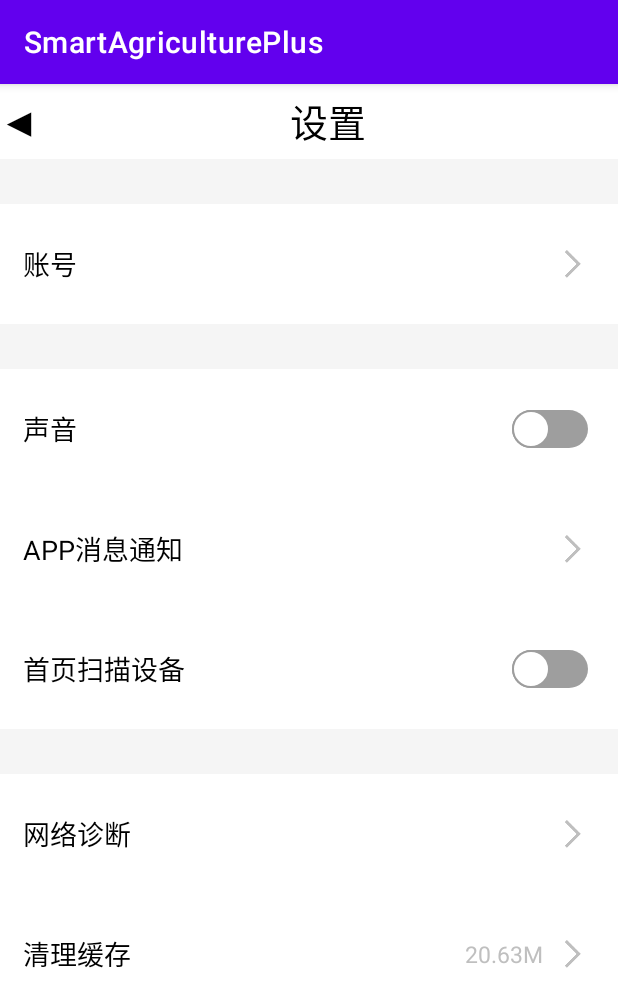
After one commit to LionelWang-wx/SmartAgriculturePlus, an Android app: the fragment SettingFragment shown on its own in the app's theme, on a phone screen of 412 x 824 dp. The commit adds this screen. Shown: the top 1007 px of the screen. Run offline under Robolectric (Android 15) with nearby library versions, the phone set to English and light mode, and no system bars; our stand-ins replace CircleImageView.

Commit message:
设置页面_谭运程

```diff
--- a/app/src/main/java/com/myapp/smartagricultureplus/Activity/OtherActivity.java
+++ b/app/src/main/java/com/myapp/smartagricultureplus/Activity/OtherActivity.java
@@ -1,12 +1,15 @@
 package com.myapp.smartagricultureplus.Activity;
 
 import androidx.appcompat.app.AppCompatActivity;
+import androidx.fragment.app.Fragment;
 import androidx.fragment.app.FragmentManager;
 import androidx.fragment.app.FragmentTransaction;
 
 import android.os.Bundle;
 
 import com.myapp.smartagricultureplus.Fragment.NotificationCenterFragment;
+import com.myapp.smartagricultureplus.OtherFragment.FeedbackFragment;
+import com.myapp.smartagricultureplus.OtherFragment.SettingFragment;
 import com.myapp.smartagricultureplus.R;
 
 public class OtherActivity extends BaseActivity {
@@ -26,11 +29,24 @@ public class OtherActivity extends BaseActivity {
     private void fragmentLoading(String fragmentName) {
      switch (fragmentName){
          case "NotificationCenter":
-             FragmentTransaction transaction=fragmentManager.beginTransaction();
+             FragmentTransaction transaction1=fragmentManager.beginTransaction();
              notificationCenterFragment=new NotificationCenterFragment();
-             transaction.replace(R.id.llt_fragment,notificationCenterFragment);
-             transaction.commit();
+             transaction1.replace(R.id.llt_fragment,notificationCenterFragment);
+             transaction1.commit();
              break;
+         case "feedback":
+             FragmentTransaction transaction2=fragmentManager.beginTransaction();
+             FeedbackFragment feedbackFragment=new FeedbackFragment();
+             transaction2.replace(R.id.llt_fragment,feedbackFragment);
+             transaction2.commit();
+             break;
+         case "setting":
+             FragmentTransaction transaction3=fragmentManager.beginTransaction();
+             SettingFragment settingFragment=new SettingFragment();
+             transaction3.replace(R.id.llt_fragment,settingFragment);
+             transaction3.commit();
+             break;
+
      }
     }
 
--- a/app/src/main/java/com/myapp/smartagricultureplus/Adapter/NavigationAdapter.java
+++ b/app/src/main/java/com/myapp/smartagricultureplus/Adapter/NavigationAdapter.java
@@ -14,7 +14,7 @@ import com.myapp.smartagricultureplus.Activity.MainActivity;
 import com.myapp.smartagricultureplus.R;
 
 public class NavigationAdapter extends RecyclerView.Adapter<com.myapp.smartagricultureplus.Adapter.NavigationAdapter.NavigationViewHolder> {
-int[] icon = new int[]{R.mipmap.cat,R.mipmap.home,R.mipmap.black_people};
+int[] icon = new int[]{R.mipmap.navigation_image1,R.mipmap.navigation_image2,R.mipmap.navigation_image3};
     Context context;
     public NavigationAdapter(Context context) {
         this.context=context;
--- a/app/src/main/java/com/myapp/smartagricultureplus/Fragment/Me_Fragment.java
+++ b/app/src/main/java/com/myapp/smartagricultureplus/Fragment/Me_Fragment.java
@@ -4,6 +4,7 @@ import android.app.AlertDialog;
 import android.content.ContentValues;
 import android.content.Context;
 import android.content.DialogInterface;
+import android.content.Intent;
 import android.content.SharedPreferences;
 import android.database.sqlite.SQLiteDatabase;
 import android.os.Bundle;
@@ -19,6 +20,7 @@ import android.widget.TextView;
 import android.widget.Toast;
 
 import com.google.gson.Gson;
+import com.myapp.smartagricultureplus.Activity.OtherActivity;
 import com.myapp.smartagricultureplus.Object.Weather;
 import com.myapp.smartagricultureplus.R;
 import com.myapp.smartagricultureplus.interfaceJava.RequestDataBackListener;
@@ -34,7 +36,7 @@ import cn.smssdk.gui.RegisterPage;
 import static android.content.Context.MODE_PRIVATE;
 
 public class Me_Fragment extends BaseFragment implements View.OnClickListener {
-    LinearLayout llt_login,ll_feedback;
+    LinearLayout llt_login,ll_feedback,ll_setting;
     TextView tv_backLogin,tv_userId;
     public SharedPreferences sp;
     public SharedPreferences.Editor edit;
@@ -54,6 +56,8 @@ public class Me_Fragment extends BaseFragment implements View.OnClickListener {
     }
 
     private void onClick() {
+        ll_setting.setOnClickListener(this);
+        ll_feedback.setOnClickListener(this);
         llt_login.setOnClickListener(this);
         tv_backLogin.setOnClickListener(this);
     }
@@ -69,6 +73,7 @@ public class Me_Fragment extends BaseFragment implements View.OnClickListener {
     }
 
     private void initView() {
+        ll_setting=getActivity().findViewById(R.id.ll_setting);
         ll_feedback=getActivity().findViewById(R.id.ll_feedback);
          tv_userId=getActivity().findViewById(R.id.tv_userId);
          llt_login=getActivity().findViewById(R.id.llt_login);
@@ -111,7 +116,14 @@ public class Me_Fragment extends BaseFragment implements View.OnClickListener {
                 dialog.show();
                 break;
             case R.id.ll_feedback:
-
+                Intent intent1=new Intent(getActivity(), OtherActivity.class);
+                intent1.putExtra("fragmentName","feedback");
+                getActivity().startActivity(intent1);
+                break;
+            case R.id.ll_setting:
+                Intent intent2=new Intent(getActivity(), OtherActivity.class);
+                intent2.putExtra("fragmentName","setting");
+                getActivity().startActivity(intent2);
                 break;
         }
     }
--- /dev/null
+++ b/app/src/main/java/com/myapp/smartagricultureplus/OtherFragment/FeedbackFragment.java
@@ -0,0 +1,30 @@
+package com.myapp.smartagricultureplus.OtherFragment;
+
+import android.os.Bundle;
+
+import androidx.fragment.app.Fragment;
+
+import android.view.LayoutInflater;
+import android.view.View;
+import android.view.ViewGroup;
+
+import com.myapp.smartagricultureplus.R;
+
+
+public class FeedbackFragment extends Fragment {
+
+
+
+    @Override
+    public void onCreate(Bundle savedInstanceState) {
+        super.onCreate(savedInstanceState);
+
+    }
+
+    @Override
+    public View onCreateView(LayoutInflater inflater, ViewGroup container,
+                             Bundle savedInstanceState) {
+        // Inflate the layout for this fragment
+        return inflater.inflate(R.layout.fragment_feedback, container, false);
+    }
+}
--- /dev/null
+++ b/app/src/main/java/com/myapp/smartagricultureplus/OtherFragment/SettingFragment.java
@@ -0,0 +1,25 @@
+package com.myapp.smartagricultureplus.OtherFragment;
+
+import android.os.Bundle;
+import android.view.LayoutInflater;
+import android.view.View;
+import android.view.ViewGroup;
+
+import androidx.fragment.app.Fragment;
+
+import com.myapp.smartagricultureplus.R;
+
+public class SettingFragment extends Fragment {
+    @Override
+    public void onCreate(Bundle savedInstanceState) {
+        super.onCreate(savedInstanceState);
+
+    }
+
+    @Override
+    public View onCreateView(LayoutInflater inflater, ViewGroup container,
+                             Bundle savedInstanceState) {
+        // Inflate the layout for this fragment
+        return inflater.inflate(R.layout.fragment_setting, container, false);
+    }
+}
--- /dev/null
+++ b/app/src/main/res/drawable/check_thum.xml
@@ -0,0 +1,33 @@
+<?xml version="1.0" encoding="utf-8"?>
+<shape xmlns:android="http://schemas.android.com/apk/res/android">
+    android:shape="rectangle" >
+
+
+
+    <!-- 高度40 -->
+
+    <size android:height="25dp" android:width="25dp"/>
+
+    <!-- 圆角弧度 20 -->
+
+    <corners android:radius="20dp"/>
+
+
+
+    <!-- 变化率 -->
+
+    <gradient
+
+        android:endColor="#ffffff"
+
+        android:startColor="#ffffff" />
+
+
+
+    <stroke android:width="1dp"
+
+        android:color="#33da33"/>
+
+
+
+</shape>
--- /dev/null
+++ b/app/src/main/res/drawable/check_track.xml
@@ -0,0 +1,13 @@
+<?xml version="1.0" encoding="utf-8"?>
+<shape xmlns:android="http://schemas.android.com/apk/res/android">
+    <!-- 高度40 此处设置宽度无效 -->
+    <size android:height="25dp" android:width="120dp"/>
+    <!-- 圆角弧度 20 -->
+    <corners android:radius="25dp"/>
+
+    <!-- 变化率 angle=0 X轴负方向-->
+    <gradient
+        android:endColor="#B0E0E6"
+        android:startColor="#B0E0E6"
+        android:angle="0"/>
+</shape>
--- /dev/null
+++ b/app/src/main/res/drawable/no_check_thum.xml
@@ -0,0 +1,15 @@
+<?xml version="1.0" encoding="utf-8"?>
+<shape xmlns:android="http://schemas.android.com/apk/res/android">
+    android:shape="rectangle" >
+    <!-- 高度40 -->
+    <size android:height="25dp" android:width="25dp"/>
+    <!-- 圆角弧度 20 -->
+    <corners android:radius="20dp"/>
+    <!-- 变化率 -->
+    <gradient
+        android:endColor="#ffffff"
+        android:startColor="#ffffff" />
+    <stroke
+        android:width="1dp"
+        android:color="#9e9e9e"/>
+</shape>
--- /dev/null
+++ b/app/src/main/res/drawable/no_check_track.xml
@@ -0,0 +1,14 @@
+<?xml version="1.0" encoding="utf-8"?>
+<shape xmlns:android="http://schemas.android.com/apk/res/android">
+    android:shape="rectangle" >
+
+    <!-- 高度40 此处设置宽度无效-->
+    <size android:height="25dp" android:width="120dp"/>
+    <!-- 圆角弧度 20 -->
+    <corners android:radius="25dp"/>
+
+    <!-- 变化率 定义从左到右的颜色不变 -->
+    <gradient
+        android:endColor="#9e9e9e"
+        android:startColor="#9e9e9e" />
+</shape>
--- /dev/null
+++ b/app/src/main/res/drawable/switch_thum.xml
@@ -0,0 +1,6 @@
+<?xml version="1.0" encoding="utf-8"?>
+<selector xmlns:android="http://schemas.android.com/apk/res/android">
+    <item android:state_checked="true"
+          android:drawable="@drawable/check_thum" />
+    <item android:drawable="@drawable/no_check_thum" />
+</selector>
--- /dev/null
+++ b/app/src/main/res/drawable/switch_track.xml
@@ -0,0 +1,6 @@
+<?xml version="1.0" encoding="utf-8"?>
+<selector xmlns:android="http://schemas.android.com/apk/res/android">
+    <item android:state_checked="true"
+          android:drawable="@drawable/check_track" />
+    <item android:drawable="@drawable/no_check_track" />
+</selector>
--- a/app/src/main/res/layout/fragment_blank.xml
+++ b/app/src/main/res/layout/fragment_blank.xml
@@ -135,15 +135,12 @@
                 android:textColor="#000"/>
 
 
-                <TextView
-                    android:layout_width="wrap_content"
-                    android:layout_height="match_parent"
-                    android:layout_weight="1"
-                    android:textColor="@color/lightgray"
-                    android:text=">"
-                    android:layout_gravity="center_vertical"
-                    android:gravity="center"
-                    android:textSize="24sp"/>
+                <ImageView
+                    android:layout_marginRight="20dp"
+                    android:layout_width="20dp"
+                    android:layout_height="20dp"
+                    android:layout_gravity="center"
+                    android:src="@mipmap/img_nextpage"/>
 
             </LinearLayout>
         </androidx.cardview.widget.CardView>
--- a/app/src/main/res/layout/fragment_me_.xml
+++ b/app/src/main/res/layout/fragment_me_.xml
@@ -132,7 +132,7 @@
                 android:layout_marginLeft="20dp"
                 android:textSize="18dp"
                 android:textColor="@color/black"
-                android:text="消息中心"
+                android:text="操作记录"
                 android:layout_gravity="center"
                 android:layout_width="wrap_content"
                 android:layout_height="wrap_content"/>
@@ -176,7 +176,7 @@
                 android:layout_marginLeft="20dp"
                 android:textSize="18dp"
                 android:textColor="@color/black"
-                android:text="常见问题与反馈"
+                android:text="关于"
                 android:layout_gravity="center"
                 android:layout_width="wrap_content"
                 android:layout_height="wrap_content"/>
@@ -244,6 +244,7 @@
         android:layout_width="match_parent"
         android:layout_height="70dp">
         <LinearLayout
+            android:id="@+id/ll_setting"
             android:gravity="left"
             android:layout_weight="1"
             android:layout_width="match_parent"
--- /dev/null
+++ b/app/src/main/res/layout/fragment_operationrecord.xml
@@ -0,0 +1,11 @@
+<?xml version="1.0" encoding="utf-8"?>
+<LinearLayout xmlns:android="http://schemas.android.com/apk/res/android"
+    android:layout_width="match_parent"
+    android:layout_height="match_parent">
+    <androidx.recyclerview.widget.RecyclerView
+        android:layout_width="match_parent"
+        android:layout_height="match_parent">
+
+    </androidx.recyclerview.widget.RecyclerView>
+
+</LinearLayout>
--- /dev/null
+++ b/app/src/main/res/layout/fragment_operationrecord_item.xml
@@ -0,0 +1,54 @@
+<?xml version="1.0" encoding="utf-8"?>
+<LinearLayout xmlns:android="http://schemas.android.com/apk/res/android"
+    android:layout_width="match_parent"
+    android:layout_height="match_parent">
+    <LinearLayout
+        android:layout_width="match_parent"
+        android:layout_height="100dp">
+        <LinearLayout
+            android:layout_weight="0.6"
+            android:layout_width="1dp"
+            android:layout_height="match_parent">
+            <ImageView
+                android:background="@mipmap/image_sanf"
+                android:layout_marginLeft="15dp"
+                android:layout_gravity="center"
+                android:layout_width="50dp"
+                android:layout_height="50dp"/>
+        </LinearLayout>
+        <LinearLayout
+            android:gravity="center"
+            android:orientation="vertical"
+            android:layout_weight="1"
+            android:layout_width="1dp"
+            android:layout_height="100dp">
+            <TextView
+                android:layout_marginLeft="10dp"
+                android:layout_marginTop="-20dp"
+                android:textColor="@color/black"
+                android:textSize="18sp"
+                android:text="设备名字"
+                android:layout_gravity="left"
+                android:layout_width="wrap_content"
+                android:layout_height="wrap_content"/>
+            <TextView
+                android:layout_marginLeft="10dp"
+                android:layout_marginTop="10dp"
+                android:layout_gravity="left"
+                android:text="12月1日 12:12"
+                android:layout_width="wrap_content"
+                android:layout_height="wrap_content"/>
+        </LinearLayout>
+        <LinearLayout
+            android:gravity="center"
+            android:layout_weight="2"
+            android:layout_width="1dp"
+            android:layout_height="100dp">
+<TextView
+    android:layout_gravity="center"
+    android:layout_width="wrap_content"
+    android:layout_height="wrap_content"/>
+        </LinearLayout>
+    </LinearLayout>
+
+</LinearLayout>
--- /dev/null
+++ b/app/src/main/res/layout/fragment_setting.xml
@@ -0,0 +1,256 @@
+<?xml version="1.0" encoding="utf-8"?>
+<LinearLayout xmlns:android="http://schemas.android.com/apk/res/android"
+    android:layout_width="match_parent"
+    android:background="@color/gray"
+    android:orientation="vertical"
+    android:layout_height="match_parent">
+    <LinearLayout
+        android:background="@color/white"
+        android:layout_width="match_parent"
+        android:layout_height="50dp">
+    <LinearLayout
+        android:layout_weight="1"
+        android:gravity="left"
+        android:layout_width="match_parent"
+        android:layout_height="50dp">
+        <TextView
+            android:layout_gravity="center"
+            android:id="@+id/tv_feedback_back"
+            android:textStyle="bold"
+            android:textColor="@color/black"
+            android:textSize="25sp"
+            android:text="◀"
+            android:layout_width="wrap_content"
+            android:layout_height="wrap_content"/>
+        <LinearLayout
+            android:gravity="center"
+            android:layout_weight="1"
+            android:layout_width="match_parent"
+            android:layout_height="50dp">
+            <TextView
+                android:textColor="@color/black"
+                android:textSize="25sp"
+                android:text="设置"
+                android:layout_width="wrap_content"
+                android:layout_height="wrap_content"/>
+        </LinearLayout>
+
+
+    </LinearLayout>
+    </LinearLayout>
+    <LinearLayout
+
+        android:layout_marginTop="30dp"
+        android:background="@color/white"
+        android:layout_width="match_parent"
+        android:layout_height="80dp">
+        <LinearLayout
+            android:gravity="left"
+            android:layout_weight="1"
+            android:layout_width="1dp"
+            android:layout_height="match_parent">
+            <TextView
+                android:layout_marginLeft="15dp"
+                android:textColor="@color/black"
+                android:textSize="18sp"
+                android:layout_gravity="center"
+                android:text="账号"
+                android:layout_width="wrap_content"
+                android:layout_height="wrap_content"/>
+        </LinearLayout>
+        <LinearLayout
+            android:gravity="right"
+            android:layout_weight="1"
+            android:layout_width="1dp"
+            android:layout_height="match_parent">
+            <ImageView
+                android:layout_marginRight="20dp"
+                android:layout_width="20dp"
+                android:layout_height="20dp"
+                android:layout_gravity="center"
+                android:src="@mipmap/img_nextpage"/>
+        </LinearLayout>
+
+    </LinearLayout>
+    <LinearLayout
+
+        android:layout_marginTop="30dp"
+        android:background="@color/white"
+        android:layout_width="match_parent"
+        android:layout_height="80dp">
+        <LinearLayout
+            android:gravity="left"
+            android:layout_weight="1"
+            android:layout_width="1dp"
+            android:layout_height="match_parent">
+            <TextView
+                android:layout_marginLeft="15dp"
+                android:textColor="@color/black"
+                android:textSize="18sp"
+                android:layout_gravity="center"
+                android:text="声音"
+                android:layout_width="wrap_content"
+                android:layout_height="wrap_content"/>
+        </LinearLayout>
+        <LinearLayout
+            android:gravity="right"
+            android:layout_weight="1"
+            android:layout_width="1dp"
+            android:layout_height="match_parent">
+            <Switch
+                android:thumb="@drawable/switch_thum"
+                android:layout_width="wrap_content"
+                android:layout_height="wrap_content"
+                android:layout_gravity="center"
+                android:layout_marginRight="20dp"
+                android:track="@drawable/switch_track"
+                />
+        </LinearLayout>
+    </LinearLayout>
+    <LinearLayout
+
+        android:background="@color/white"
+        android:layout_width="match_parent"
+        android:layout_height="80dp">
+        <LinearLayout
+            android:gravity="left"
+            android:layout_weight="1"
+            android:layout_width="1dp"
+            android:layout_height="match_parent">
+            <TextView
+                android:layout_marginLeft="15dp"
+                android:textColor="@color/black"
+                android:textSize="18sp"
+                android:layout_gravity="center"
+                android:text="APP消息通知"
+                android:layout_width="wrap_content"
+                android:layout_height="wrap_content"/>
+        </LinearLayout>
+        <LinearLayout
+            android:gravity="right"
+            android:layout_weight="1"
+            android:layout_width="1dp"
+            android:layout_height="match_parent">
+
+            <ImageView
+                android:layout_marginRight="20dp"
+                android:layout_width="20dp"
+                android:layout_height="20dp"
+                android:layout_gravity="center"
+                android:src="@mipmap/img_nextpage"/>
+        </LinearLayout>
+    </LinearLayout>
+    <LinearLayout
+
+        android:background="@color/white"
+        android:layout_width="match_parent"
+        android:layout_height="80dp">
+        <LinearLayout
+            android:gravity="left"
+            android:layout_weight="1"
+            android:layout_width="1dp"
+            android:layout_height="match_parent">
+            <TextView
+                android:layout_marginLeft="15dp"
+                android:textColor="@color/black"
+                android:textSize="18sp"
+                android:layout_gravity="center"
+                android:text="首页扫描设备"
+                android:layout_width="wrap_content"
+                android:layout_height="wrap_content"/>
+        </LinearLayout>
+        <LinearLayout
+            android:gravity="right"
+            android:layout_weight="1"
+            android:layout_width="1dp"
+            android:layout_height="match_parent">
+            <Switch
+                android:thumb="@drawable/switch_thum"
+                android:layout_width="wrap_content"
+                android:layout_height="wrap_content"
+                android:layout_gravity="center"
+                android:layout_marginRight="20dp"
+
+                android:track="@drawable/switch_track"
+                />
+        </LinearLayout>
+    </LinearLayout>
+
+
+    <LinearLayout
+
+        android:layout_marginTop="30dp"
+        android:background="@color/white"
+        android:layout_width="match_parent"
+        android:layout_height="80dp">
+        <LinearLayout
+            android:gravity="left"
+            android:layout_weight="1"
+            android:layout_width="1dp"
+            android:layout_height="match_parent">
+            <TextView
+                android:layout_marginLeft="15dp"
+                android:textColor="@color/black"
+                android:textSize="18sp"
+                android:layout_gravity="center"
+                android:text="网络诊断"
+                android:layout_width="wrap_content"
+                android:layout_height="wrap_content"/>
+        </LinearLayout>
+        <LinearLayout
+            android:gravity="right"
+            android:layout_weight="1"
+            android:layout_width="1dp"
+            android:layout_height="match_parent">
+            <ImageView
+                android:layout_marginRight="20dp"
+                android:layout_width="20dp"
+                android:layout_height="20dp"
+                android:layout_gravity="center"
+                android:src="@mipmap/img_nextpage"/>
+        </LinearLayout>
+    </LinearLayout>
+    <LinearLayout
+
+
+        android:background="@color/white"
+        android:layout_width="match_parent"
+        android:layout_height="80dp">
+        <LinearLayout
+
+            android:gravity="left"
+            android:layout_weight="1"
+            android:layout_width="1dp"
+            android:layout_height="match_parent">
+
+            <TextView
+                android:layout_width="wrap_content"
+                android:layout_height="wrap_content"
+                android:layout_gravity="center"
+                android:layout_marginLeft="15dp"
+                android:text="清理缓存"
+                android:textColor="@color/black"
+                android:textSize="18sp" />
+        </LinearLayout>
+        <LinearLayout
+            android:gravity="right"
+            android:layout_weight="1"
+            android:layout_width="1dp"
+            android:layout_height="match_parent">
+            <TextView
+                android:layout_marginRight="10dp"
+                android:textSize="15sp"
+                android:textColor="@color/lightgray"
+                android:layout_gravity="center"
+                android:text="20.63M"
+                android:layout_width="wrap_content"
+                android:layout_height="wrap_content"/>
+            <ImageView
+                android:layout_marginRight="20dp"
+                android:layout_width="20dp"
+                android:layout_height="20dp"
+                android:layout_gravity="center"
+                android:src="@mipmap/img_nextpage"/>
+        </LinearLayout>
+    </LinearLayout>
+</LinearLayout>
--- a/app/src/main/res/layout/navigation_item.xml
+++ b/app/src/main/res/layout/navigation_item.xml
@@ -12,6 +12,7 @@
         android:background="@mipmap/ic_launcher"
         />
     <Button
+        android:background="@color/button"
         android:id="@+id/btn_button"
         android:layout_width="wrap_content"
         android:layout_height="wrap_content"
```
Also changed, not shown: app/src/main/res/mipmap-xxhdpi/navigation_image1.png (added), app/src/main/res/mipmap-xxhdpi/navigation_image2.jpg (added), 1 other file.
